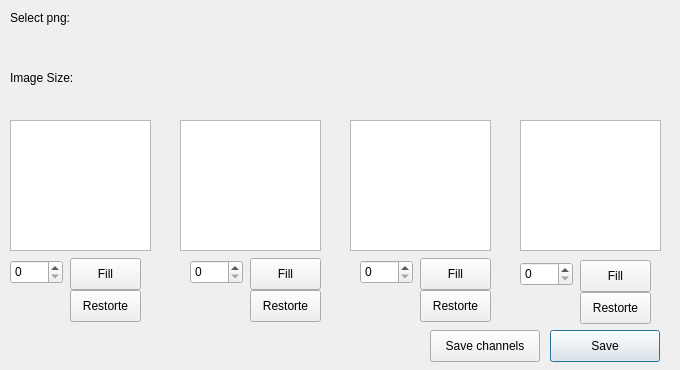
First picture: the form in Tools/ResourceEditor/DataQt/ImageSplitter.ui, repository xaoctech/dava.engine, before the edit.
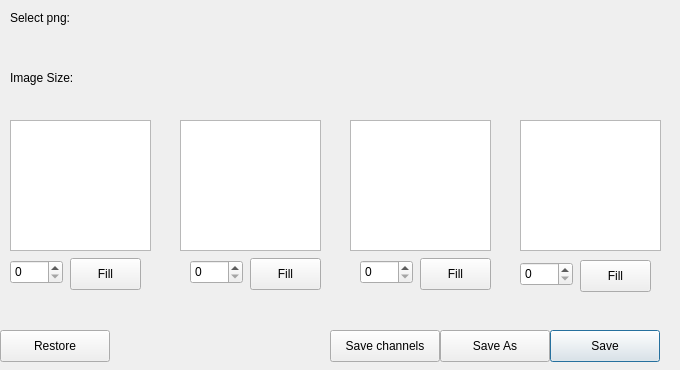
Second picture: the form after the edit. Icons and pictures are not drawn. Custom widgets are drawn as their Qt base class.

Commit message: [DF-2946] fix ui of image splitter

```diff
--- a/Tools/ResourceEditor/DataQt/ImageSplitter.ui
+++ b/Tools/ResourceEditor/DataQt/ImageSplitter.ui
@@ -56,7 +56,7 @@
   <widget class="QPushButton" name="saveChannelsBtn">
    <property name="geometry">
     <rect>
-     <x>430</x>
+     <x>330</x>
      <y>330</y>
      <width>110</width>
      <height>32</height>
@@ -242,19 +242,6 @@
     <string>Fill</string>
    </property>
   </widget>
-  <widget class="QPushButton" name="pushButton_2">
-   <property name="geometry">
-    <rect>
-     <x>70</x>
-     <y>290</y>
-     <width>71</width>
-     <height>32</height>
-    </rect>
-   </property>
-   <property name="text">
-    <string>Restorte</string>
-   </property>
-  </widget>
   <widget class="QPushButton" name="pushButton_3">
    <property name="geometry">
     <rect>
@@ -278,19 +265,6 @@
     </rect>
    </property>
   </widget>
-  <widget class="QPushButton" name="pushButton_4">
-   <property name="geometry">
-    <rect>
-     <x>250</x>
-     <y>290</y>
-     <width>71</width>
-     <height>32</height>
-    </rect>
-   </property>
-   <property name="text">
-    <string>Restorte</string>
-   </property>
-  </widget>
   <widget class="QPushButton" name="pushButton_5">
    <property name="geometry">
     <rect>
@@ -314,19 +288,6 @@
     </rect>
    </property>
   </widget>
-  <widget class="QPushButton" name="pushButton_6">
-   <property name="geometry">
-    <rect>
-     <x>420</x>
-     <y>290</y>
-     <width>71</width>
-     <height>32</height>
-    </rect>
-   </property>
-   <property name="text">
-    <string>Restorte</string>
-   </property>
-  </widget>
   <widget class="QSpinBox" name="spinBox_4">
    <property name="geometry">
     <rect>
@@ -337,19 +298,6 @@
     </rect>
    </property>
   </widget>
-  <widget class="QPushButton" name="pushButton_7">
-   <property name="geometry">
-    <rect>
-     <x>580</x>
-     <y>292</y>
-     <width>71</width>
-     <height>32</height>
-    </rect>
-   </property>
-   <property name="text">
-    <string>Restorte</string>
-   </property>
-  </widget>
   <widget class="QPushButton" name="pushButton_8">
    <property name="geometry">
     <rect>
@@ -363,6 +311,32 @@
     <string>Fill</string>
    </property>
   </widget>
+  <widget class="QPushButton" name="saveAsBtn">
+   <property name="geometry">
+    <rect>
+     <x>440</x>
+     <y>330</y>
+     <width>110</width>
+     <height>32</height>
+    </rect>
+   </property>
+   <property name="text">
+    <string>Save As</string>
+   </property>
+  </widget>
+  <widget class="QPushButton" name="restoreBtn">
+   <property name="geometry">
+    <rect>
+     <x>0</x>
+     <y>330</y>
+     <width>110</width>
+     <height>32</height>
+    </rect>
+   </property>
+   <property name="text">
+    <string>Restore</string>
+   </property>
+  </widget>
  </widget>
  <customwidgets>
   <customwidget>
```
